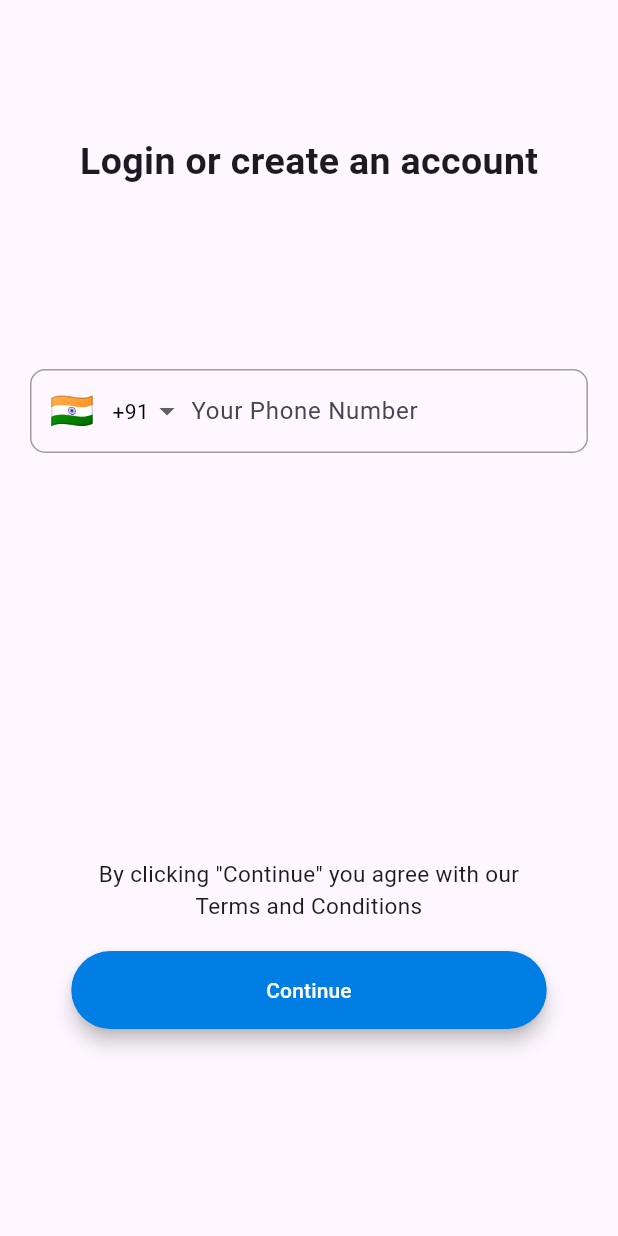
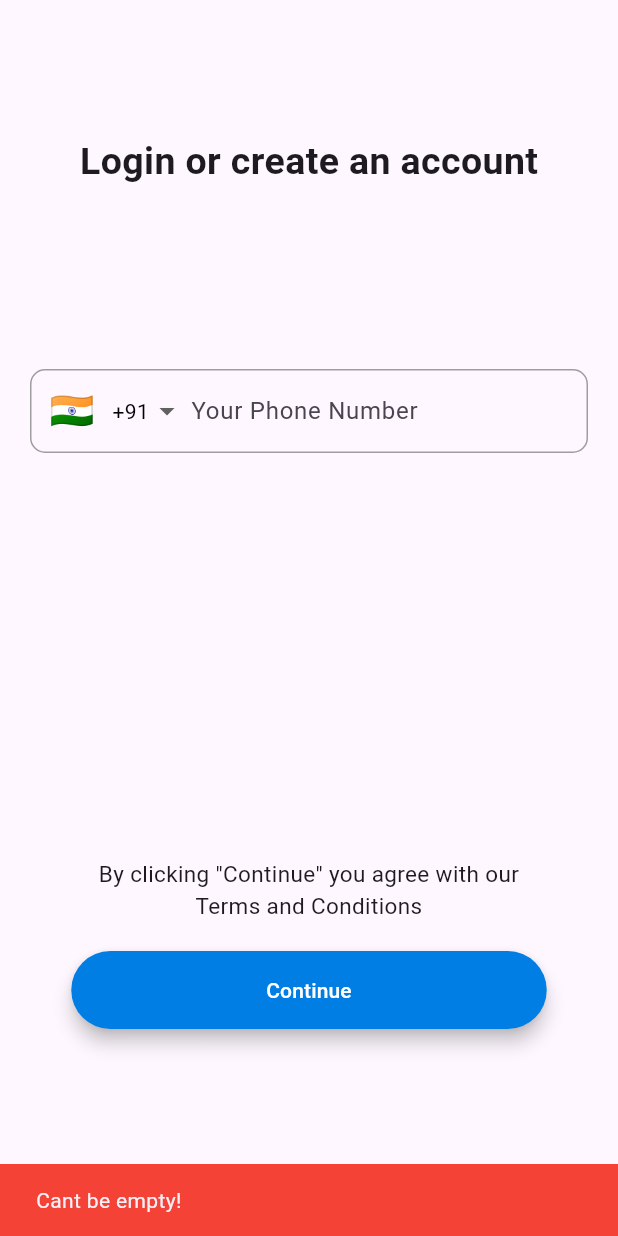
Before and after one commit to Arunvs16/test, a Flutter app: the LoginPage screen opened directly, after a tap on "Continue", on a phone screen of 412 x 824 dp. Run offline on Flutter 3.47's test engine with Material 3 defaults, Android fonts, the phone set to English and light mode, and no system bars; drawn by our look-alikes of intl_phone_number_input; network calls fail.

Commit message:
some fixes

```diff
--- a/lib/pages/category_page.dart
+++ b/lib/pages/category_page.dart
@@ -56,7 +56,9 @@ class _CategoryPageState extends State<CategoryPage> {
       ),
       body:
           categoryProvider.isLoading
-              ? const Center(child: CircularProgressIndicator())
+              ? const Center(
+                child: CircularProgressIndicator(color: Colors.blue),
+              )
               : Padding(
                 padding: const EdgeInsets.all(10.0),
                 child: Column(
--- a/lib/pages/login_page.dart
+++ b/lib/pages/login_page.dart
@@ -95,8 +95,17 @@ class _LoginPageState extends State<LoginPage> {
                     authProvider.isLoading
                         ? null
                         : () {
-                          String phoneNumber = number.phoneNumber!;
-                          if (phoneNumber.length == 13) {
+                          String phoneNumber = numController.text.trim();
+
+                          if (phoneNumber.isEmpty) {
+                            ScaffoldMessenger.of(context).showSnackBar(
+                              const SnackBar(
+                                content: Text("Cant be empty!"),
+                                backgroundColor: Colors.red,
+                              ),
+                            );
+                          }
+                          if (phoneNumber.length == 10) {
                             authProvider
                                 .registerUser(context, phoneNumber)
                                 .whenComplete(() {
@@ -134,7 +143,7 @@ class _LoginPageState extends State<LoginPage> {
                         },
                 child:
                     authProvider.isLoading
-                        ? const CircularProgressIndicator(color: Colors.white)
+                        ? const CircularProgressIndicator(color: Colors.blue)
                         : const Text(
                           'Continue',
                           textAlign: TextAlign.center,
--- a/lib/pages/otp_page.dart
+++ b/lib/pages/otp_page.dart
@@ -106,7 +106,7 @@ class _OtpPageState extends State<OtpPage> {
                       child:
                           authProvider.isLoading
                               ? const CircularProgressIndicator(
-                                color: Colors.white,
+                                color: Colors.blue,
                               )
                               : const Text(
                                 'Verify',
```
Also changed, not shown: lib/pages/search_category.dart (deleted).
